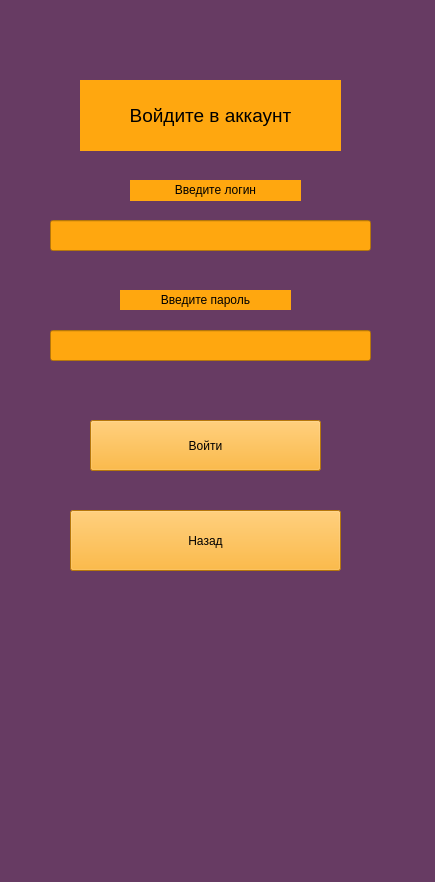
First picture: the form in data/design_ent_check.ui, repository geoiva05/clever_placing, before the edit.
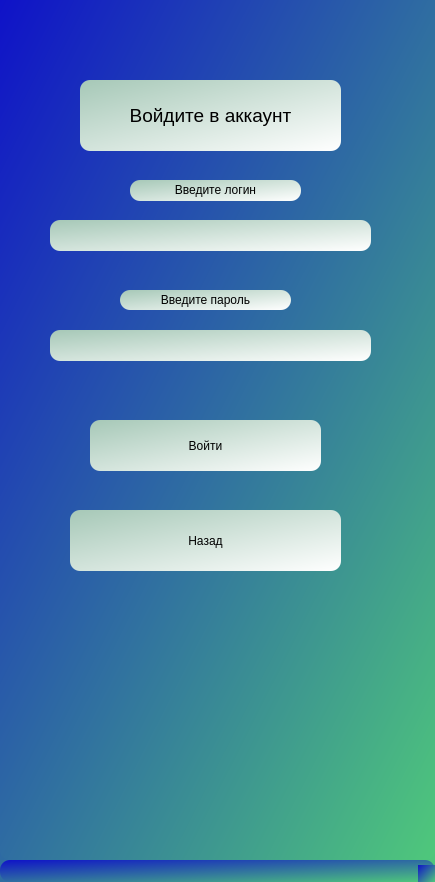
Second picture: the form after the edit.

The edit to the form file:
```diff
--- a/data/design_ent_check.ui
+++ b/data/design_ent_check.ui
@@ -14,7 +14,9 @@
    <string>MainWindow</string>
   </property>
   <property name="styleSheet">
-   <string notr="true">background-color: rgb(103, 59, 99);</string>
+   <string notr="true">background-color: qlineargradient(spread:pad, x1:0, y1:0, x2:1, y2:1, stop:0 rgba(15, 18, 200, 255), stop:1 rgba(79, 200, 123, 255));
+border-radius: 10px;
+</string>
   </property>
   <widget class="QWidget" name="centralwidget">
    <widget class="QLabel" name="info">
@@ -27,7 +29,7 @@
      </rect>
     </property>
     <property name="styleSheet">
-     <string notr="true">background-color: rgb(255, 167, 15);</string>
+     <string notr="true">background-color: qlineargradient(spread:pad, x1:0, y1:0, x2:1, y2:1, stop:0 rgba(166, 200, 183, 255), stop:1 rgba(255, 255, 255, 255));</string>
     </property>
     <property name="text">
      <string>&lt;html&gt;&lt;head/&gt;&lt;body&gt;&lt;p align=&quot;center&quot;&gt;&lt;span style=&quot; font-size:14pt;&quot;&gt;Войдите в аккаунт&lt;/span&gt;&lt;/p&gt;&lt;/body&gt;&lt;/html&gt;</string>
@@ -43,7 +45,7 @@
      </rect>
     </property>
     <property name="styleSheet">
-     <string notr="true">background-color: rgb(255, 167, 15);</string>
+     <string notr="true">background-color: qlineargradient(spread:pad, x1:0, y1:0, x2:1, y2:1, stop:0 rgba(166, 200, 183, 255), stop:1 rgba(255, 255, 255, 255));</string>
     </property>
    </widget>
    <widget class="QLabel" name="lab_login">
@@ -56,7 +58,7 @@
      </rect>
     </property>
     <property name="styleSheet">
-     <string notr="true">background-color: rgb(255, 167, 15);</string>
+     <string notr="true">background-color: qlineargradient(spread:pad, x1:0, y1:0, x2:1, y2:1, stop:0 rgba(166, 200, 183, 255), stop:1 rgba(255, 255, 255, 255));</string>
     </property>
     <property name="text">
      <string>&lt;html&gt;&lt;head/&gt;&lt;body&gt;&lt;p align=&quot;center&quot;&gt;Введите логин&lt;/p&gt;&lt;/body&gt;&lt;/html&gt;</string>
@@ -72,7 +74,7 @@
      </rect>
     </property>
     <property name="styleSheet">
-     <string notr="true">background-color: rgb(255, 167, 15);</string>
+     <string notr="true">background-color: qlineargradient(spread:pad, x1:0, y1:0, x2:1, y2:1, stop:0 rgba(166, 200, 183, 255), stop:1 rgba(255, 255, 255, 255));</string>
     </property>
     <property name="text">
      <string>&lt;html&gt;&lt;head/&gt;&lt;body&gt;&lt;p align=&quot;center&quot;&gt;Введите пароль&lt;/p&gt;&lt;/body&gt;&lt;/html&gt;</string>
@@ -88,7 +90,7 @@
      </rect>
     </property>
     <property name="styleSheet">
-     <string notr="true">background-color: rgb(255, 167, 15);</string>
+     <string notr="true">background-color: qlineargradient(spread:pad, x1:0, y1:0, x2:1, y2:1, stop:0 rgba(166, 200, 183, 255), stop:1 rgba(255, 255, 255, 255));</string>
     </property>
    </widget>
    <widget class="QPushButton" name="btn_enter">
@@ -101,7 +103,7 @@
      </rect>
     </property>
     <property name="styleSheet">
-     <string notr="true">background-color: rgb(255, 167, 15);</string>
+     <string notr="true">background-color: qlineargradient(spread:pad, x1:0, y1:0, x2:1, y2:1, stop:0 rgba(166, 200, 183, 255), stop:1 rgba(255, 255, 255, 255));</string>
     </property>
     <property name="text">
      <string>Войти</string>
@@ -117,7 +119,7 @@
      </rect>
     </property>
     <property name="styleSheet">
-     <string notr="true">background-color: rgb(255, 167, 15);</string>
+     <string notr="true">background-color: qlineargradient(spread:pad, x1:0, y1:0, x2:1, y2:1, stop:0 rgba(166, 200, 183, 255), stop:1 rgba(255, 255, 255, 255));</string>
     </property>
     <property name="text">
      <string>Назад</string>
```
Left out of the diff: 2 changed lines with no effect on the pictures.
